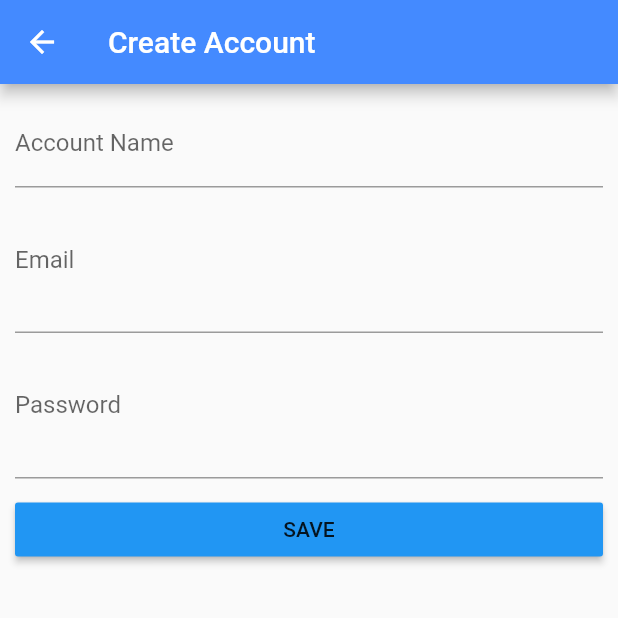
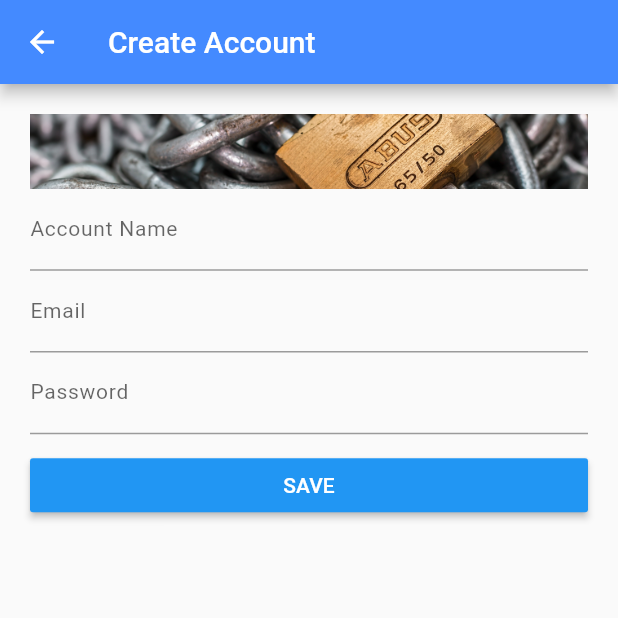
Before and after one commit to JordiiVidal/SaveZone, a Flutter app: the AccountCreatePage screen opened directly with empty values, on a phone screen of 412 x 824 dp, the top half of it. Run offline on Flutter 3.47's test engine with Material 2 defaults, Android fonts, the phone set to English and light mode, and no system bars.

Commit message:
create service

```diff
--- a/lib/main.dart
+++ b/lib/main.dart
@@ -2,6 +2,7 @@ import 'package:flutter/foundation.dart';
 import 'package:flutter/material.dart';
 import 'pages/homepage.dart';
 import 'pages/account_create.dart';
+import 'pages/service_create.dart';
 import 'models/account.dart';
 import 'models/service.dart';
 
@@ -19,11 +20,11 @@ class _MyAppState extends State<MyApp> {
 
   List<Account> _accounts = [];
   List<Service> _services = [
-    Service(name: 'Gmail', icon: Icons.email, colors: Colors.red),
-    Service(name: 'Facebook', icon: Icons.chat, colors: Colors.blue),
-    Service(name: 'Instagram', icon: Icons.photo_camera, colors: Colors.brown),
-    Service(name: 'Amazon', icon: Icons.shopping_cart, colors: Colors.yellow),
-    Service(name: 'Outlook', icon: Icons.email, colors: Colors.blue)
+    Service(name: 'Gmail', icon: Icon(Icons.email), colors: Colors.red),
+    Service(name: 'Facebook', icon: Icon(Icons.chat), colors: Colors.blue),
+    Service(name: 'Instagram', icon: Icon(Icons.photo_camera), colors: Colors.brown),
+    Service(name: 'Amazon', icon: Icon(Icons.shopping_cart), colors: Colors.yellow),
+    Service(name: 'Outlook', icon: Icon(Icons.email), colors: Colors.blue)
   ];
 
   void _addService(Service service) {
@@ -80,7 +81,12 @@ class _MyAppState extends State<MyApp> {
         if (pathElements[1] == 'account') {
           return MaterialPageRoute(
               builder: (BuildContext context) =>
-                  AccountCreatePage(_addAccount));
+                  AccountCreatePage(_addAccount,_services));
+        }
+        if (pathElements[1] == 'service') {
+          return MaterialPageRoute(
+              builder: (BuildContext context) =>
+                  ServiceCreatePage(_addService));
         }
       },
       onUnknownRoute: (RouteSettings settings) {
--- a/lib/models/account.dart
+++ b/lib/models/account.dart
@@ -2,11 +2,10 @@ import 'package:flutter/material.dart';
 
 class Account{
 
-  final int id;
   final String email;
   final String name;
   final String password;
 
-  Account({@required this.id, @required this.email, @required this.name, @required this.password});
+  Account({ @required this.email, @required this.name, @required this.password});
 
 }
--- a/lib/models/service.dart
+++ b/lib/models/service.dart
@@ -3,7 +3,7 @@ import 'package:flutter/material.dart';
 class Service{
 
   final String name;
-  final IconData icon;
+  final Icon icon;
   final MaterialColor colors;
 
   Service({@required this.name, @required this.icon,@required this.colors});
--- a/lib/pages/account_create.dart
+++ b/lib/pages/account_create.dart
@@ -1,12 +1,12 @@
 import 'package:flutter/material.dart';
 import '../models/account.dart';
+import '../models/service.dart';
 
-
-class AccountCreatePage extends StatefulWidget{
-
+class AccountCreatePage extends StatefulWidget {
+  final List<Service> services;
   final Function addAccount;
 
-  AccountCreatePage(this.addAccount);
+  AccountCreatePage(this.addAccount, this.services);
 
   @override
   State<StatefulWidget> createState() {
@@ -14,7 +14,9 @@ class AccountCreatePage extends StatefulWidget{
     return _AccountCreatePage();
   }
 }
-class _AccountCreatePage extends State<AccountCreatePage>{
+
+class _AccountCreatePage extends State<AccountCreatePage> {
+  String _service;
   String _accountValue;
   String _emailValue;
   String _passwordValue;
@@ -27,31 +29,56 @@ class _AccountCreatePage extends State<AccountCreatePage>{
         title: Text('Create Account'),
       ),
       body: Container(
-            margin: EdgeInsets.all(10.0),
+        margin: EdgeInsets.all(20.0),
         child: ListView(
           children: <Widget>[
+            Container(
+              child: null,
+              height: 50.0,
+              decoration: BoxDecoration(
+                image: new DecorationImage(
+                  image: new AssetImage("assets/lock.jpg"),
+                  fit: BoxFit.cover,
+                ),
+              ),
+            ),
             TextField(
+              style: TextStyle(
+                  fontSize: 14.0,
+                  fontWeight: FontWeight.w400,
+                  letterSpacing: 0.5,
+                  color: Colors.black),
               decoration: InputDecoration(
-                    labelText: 'Account Name',),
-                  onChanged: (String value){
+                labelText: 'Account Name',
+              ),
+              onChanged: (String value) {
                 setState(() {
                   _accountValue = value;
                 });
               },
             ),
             TextField(
-                  maxLines: 3,
+              style: TextStyle(
+                  fontSize: 14.0,
+                  fontWeight: FontWeight.w400,
+                  letterSpacing: 0.5,
+                  color: Colors.black),
               decoration: InputDecoration(labelText: 'Email'),
-                  onChanged: (String value){
+              onChanged: (String value) {
                 setState(() {
                   _emailValue = value;
                 });
               },
             ),
             TextField(
-                  maxLines: 3,
+              obscureText: true,
+              style: TextStyle(
+                  fontSize: 14.0,
+                  fontWeight: FontWeight.w400,
+                  letterSpacing: 0.5,
+                  color: Colors.black),
               decoration: InputDecoration(labelText: 'Password'),
-                  onChanged: (String value){
+              onChanged: (String value) {
                 setState(() {
                   _passwordValue = value;
                 });
@@ -61,10 +88,16 @@ class _AccountCreatePage extends State<AccountCreatePage>{
               height: 10.0,
             ),
             RaisedButton(
-                  child: Text('SAVE'),
+              child: Text(
+                'SAVE',
+                style: TextStyle(color: Colors.white),
+              ),
               color: Theme.of(context).accentColor,
-                  onPressed: (){
-                    final Account account = new Account(id: 1,name: _accountValue, email: _emailValue, password: _passwordValue);
+              onPressed: () {
+                final Account account = new Account(
+                    name: _accountValue,
+                    email: _emailValue,
+                    password: _passwordValue);
                 widget.addAccount(account);
                 Navigator.pop(context);
               },
--- a/lib/service_manager.dart
+++ b/lib/service_manager.dart
@@ -12,7 +12,7 @@ class ServiceManger extends StatelessWidget {
     return Container(
       alignment: Alignment.topCenter,
       child: Services(services),
-      height: 400.0,
+      height: 350.0,
     );
   }
 }
--- a/lib/services.dart
+++ b/lib/services.dart
@@ -12,10 +12,8 @@ class Services extends StatelessWidget {
         _services[index].name,
         style: TextStyle(color: Colors.grey[600]),
       ),
-      trailing: Icon(
+      trailing:
         _services[index].icon,
-        size: 19.0,
-      ),
     );
   }
 
```
Also changed, not shown: lib/pages/homepage.dart (+15 -11 lines), lib/pages/service_create.dart (added, +136 -0 lines). Lines whose indentation alone changed are shown as unchanged.
